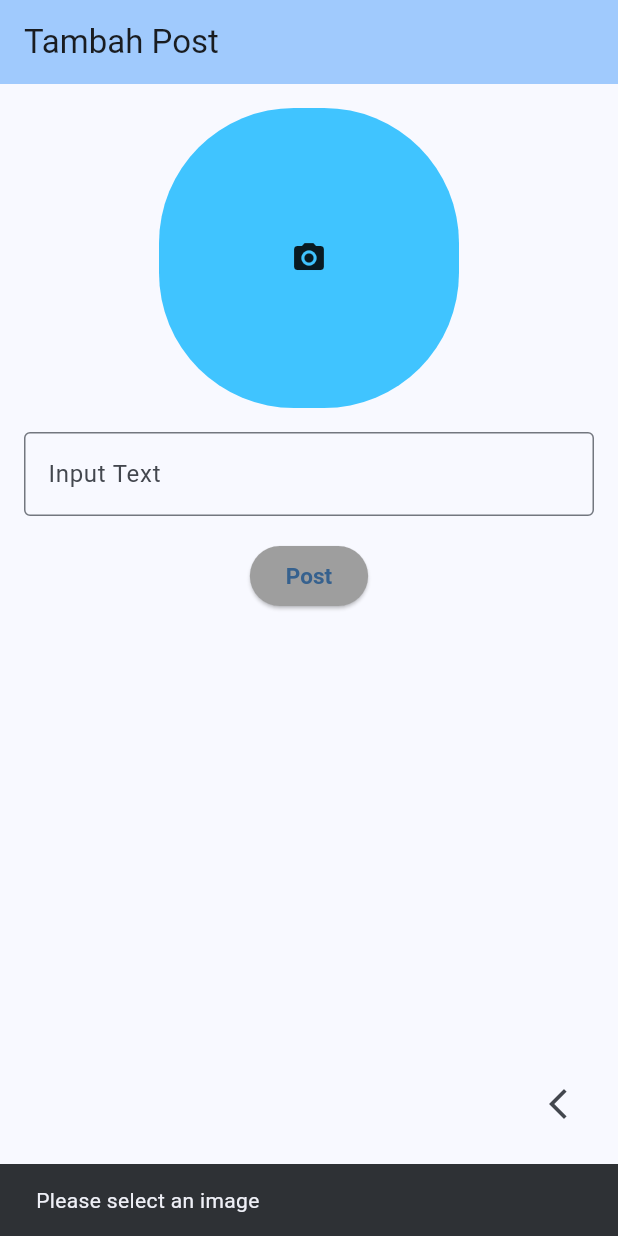
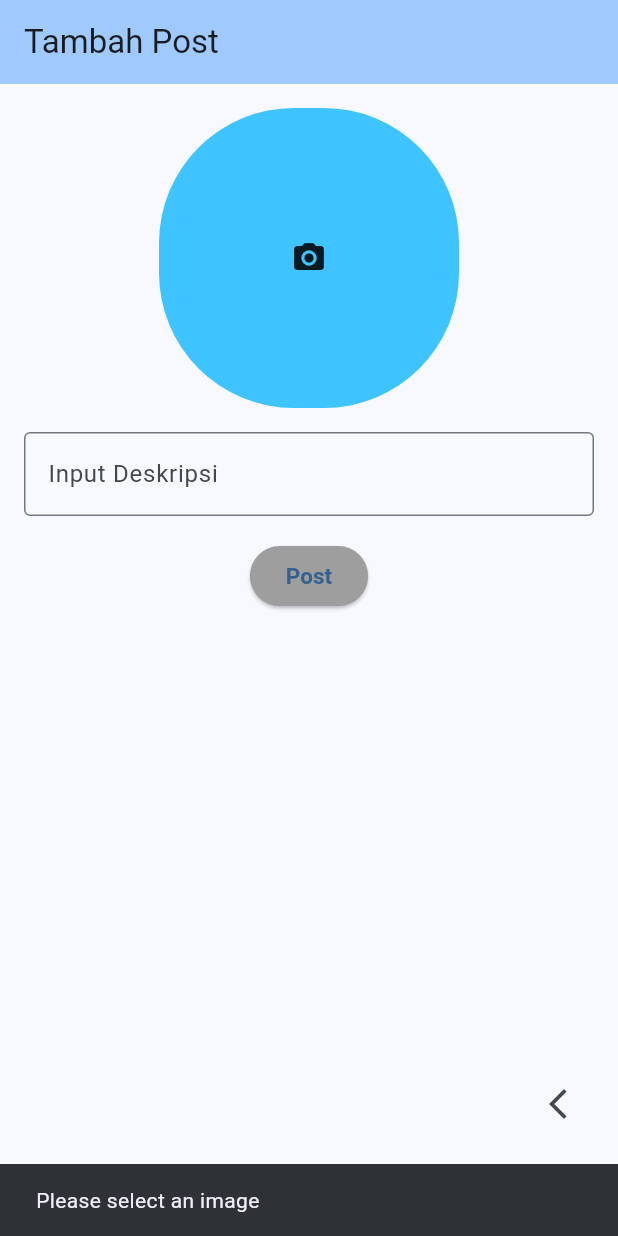
Before and after one commit to SrFebry/fasum, a Flutter app: the PostScreen screen opened directly, after a tap on "Post", on a phone screen of 412 x 824 dp. Run offline on Flutter 3.47's test engine with Material 3 defaults, Android fonts, the phone set to English and light mode, and no system bars; our stand-ins replace cloud_firestore, firebase_auth, firebase_core, firebase_storage, google_sign_in, image_picker; accounts and stored records are empty.

```diff
--- a/lib/screens/post_screen.dart
+++ b/lib/screens/post_screen.dart
@@ -4,6 +4,7 @@ import 'package:fasum/screens/home_screen.dart';
 import 'package:firebase_storage/firebase_storage.dart';
 import 'package:flutter/material.dart';
 import 'package:image_picker/image_picker.dart';
+import 'package:firebase_auth/firebase_auth.dart';
 
 class PostScreen extends StatefulWidget {
   @override
@@ -13,6 +14,7 @@ class PostScreen extends StatefulWidget {
 class _AddPostScreenState extends State<PostScreen> {
   final _TextController = TextEditingController();
   final ImagePicker _picker = ImagePicker();
+  final FirebaseAuth _auth = FirebaseAuth.instance;
   XFile? _image;
 
   @override
@@ -51,7 +53,7 @@ class _AddPostScreenState extends State<PostScreen> {
             TextField(
               controller: _TextController,
               decoration: InputDecoration(
-                hintText: 'Input Text',
+                hintText: 'Input Deskripsi',
                 border: OutlineInputBorder(),
               ),
             ),
@@ -85,9 +87,10 @@ class _AddPostScreenState extends State<PostScreen> {
                   final CollectionReference posts =
                       FirebaseFirestore.instance.collection('test');
                   await posts.add({
-                    'text': _TextController.text,
+                    'deskripsi': _TextController.text,
                     'image_url': downloadUrl,
                     'timestamp': Timestamp.now(),
+                    'user_email': _auth.currentUser?.email,
                   });
 
                   ScaffoldMessenger.of(context).showSnackBar(
--- a/pubspec.yaml
+++ b/pubspec.yaml
@@ -42,6 +42,7 @@ dependencies:
   camera: ^0.10.6
   cloud_firestore: ^4.17.3
   firebase_storage: ^11.7.5
+  intl: ^0.19.0
 
 dev_dependencies:
   flutter_test:
```
Also changed, not shown: lib/screens/home_screen.dart (+59 -3 lines), pubspec.lock.
